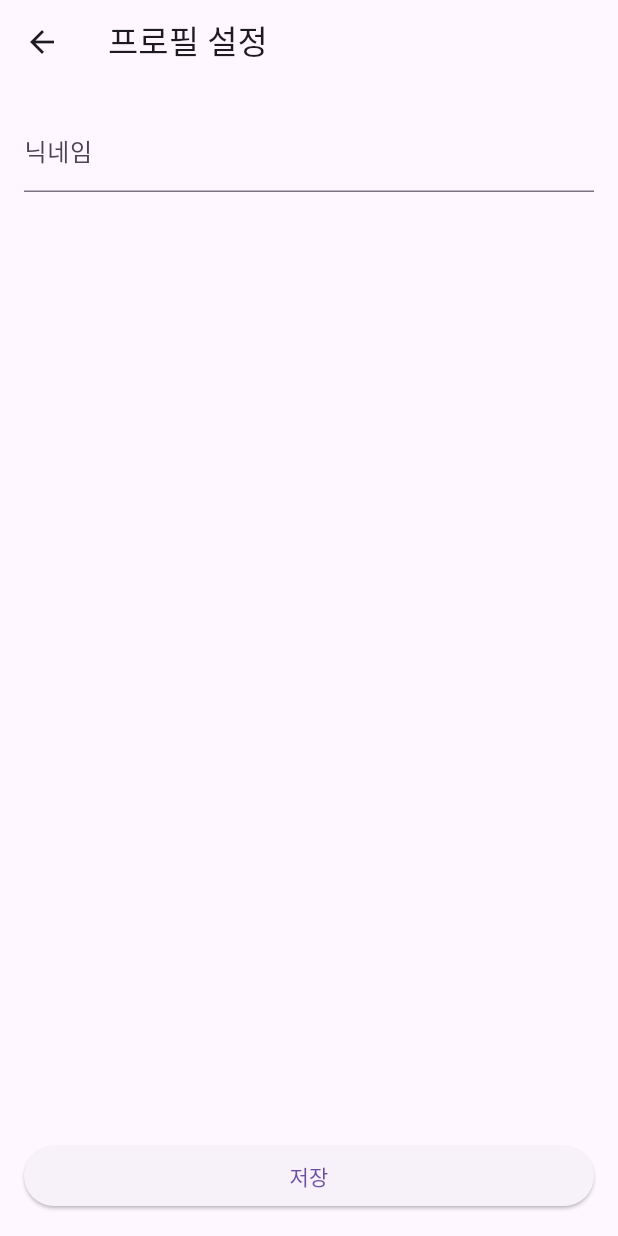
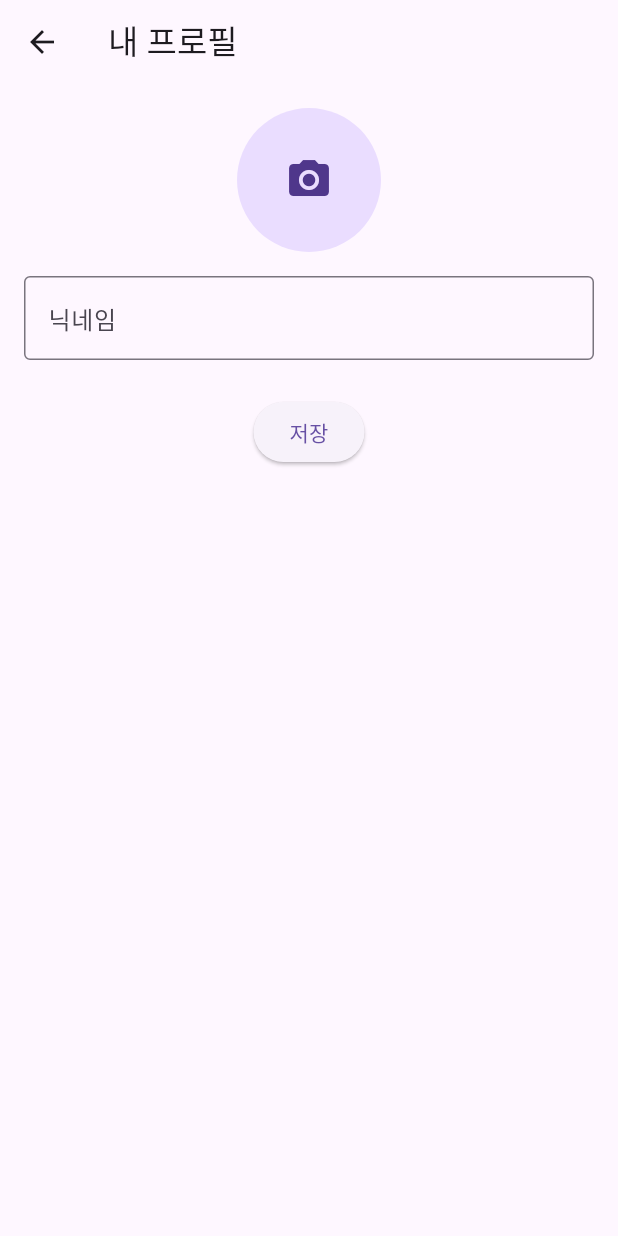
Before and after one commit to twkim1019/trip-buy-platform, a Flutter app: the ProfileScreen screen opened directly, on a phone screen of 412 x 824 dp. Run offline on Flutter 3.47's test engine with Material 3 defaults, Android fonts, the light colour scheme and no system bars; our stand-ins replace cloud_firestore, firebase_auth, firebase_core, firebase_storage, image_picker; accounts and stored records are empty.

Commit message:
ruin v0.0.4

```diff
--- a/lib/screens/profile_screen.dart
+++ b/lib/screens/profile_screen.dart
@@ -1,5 +1,8 @@
 // lib/screens/profile_screen.dart
+import 'dart:io';
+
 import 'package:flutter/material.dart';
+import 'package:image_picker/image_picker.dart';
 import '../firebase_service.dart';
 
 class ProfileScreen extends StatefulWidget {
@@ -10,36 +13,43 @@ class ProfileScreen extends StatefulWidget {
 }
 
 class _ProfileScreenState extends State<ProfileScreen> {
-  final _formKey = GlobalKey<FormState>();
-  String _nickname = '';
-  bool _isLoading = true;
+  final _nicknameController = TextEditingController();
+  File? _pickedImage;
+  bool _isLoading = false;
 
   @override
   void initState() {
     super.initState();
-    final uid = FirebaseService.currentUser!.uid;
-    FirebaseService.streamUserProfile(uid).listen((snapshot) {
-      final data = snapshot.data();
-      if (data != null && mounted) {
-        setState(() {
-          _nickname = data['nickname'] ?? '';
-          _isLoading = false;
-        });
-      } else if (mounted) {
-        setState(() {
-          _isLoading = false;
-        });
+    final uid = FirebaseService.auth.currentUser!.uid;
+    // Firestore에 저장된 닉네임만 불러오기
+    FirebaseService.streamUserProfile(uid).first.then((snap) {
+      final data = snap.data();
+      if (data != null && data['nickname'] is String) {
+        _nicknameController.text = data['nickname'];
       }
+      setState(() {});
     });
   }
 
-  Future<void> _saveProfile() async {
-    if (!_formKey.currentState!.validate()) return;
-    final uid = FirebaseService.currentUser!.uid;
-    await FirebaseService.saveUserProfile(
+  Future<void> _pickImage() async {
+    final picker = ImagePicker();
+    final picked = await picker.pickImage(source: ImageSource.gallery);
+    if (picked != null) {
+      setState(() => _pickedImage = File(picked.path));
+    }
+  }
+
+  Future<void> _save() async {
+    setState(() => _isLoading = true);
+
+    // 닉네임만 Firestore에 업데이트
+    final uid = FirebaseService.auth.currentUser!.uid;
+    await FirebaseService.updateNickname(
       userId: uid,
-      nickname: _nickname,
+      nickname: _nicknameController.text.trim(),
     );
+
+    setState(() => _isLoading = false);
     ScaffoldMessenger.of(context).showSnackBar(
       const SnackBar(content: Text('프로필이 저장되었습니다.')),
     );
@@ -48,31 +58,45 @@ class _ProfileScreenState extends State<ProfileScreen> {
   @override
   Widget build(BuildContext context) {
     return Scaffold(
-      appBar: AppBar(title: const Text('프로필 설정')),
-      body: _isLoading
-          ? const Center(child: CircularProgressIndicator())
-          : Padding(
+      appBar: AppBar(title: const Text('내 프로필')),
+      body: Padding(
         padding: const EdgeInsets.all(16),
-              child: Form(
-                key: _formKey,
         child: Column(
-                  crossAxisAlignment: CrossAxisAlignment.stretch,
           children: [
-                    TextFormField(
-                      initialValue: _nickname,
-                      decoration: const InputDecoration(labelText: '닉네임'),
-                      validator: (v) => v == null || v.isEmpty ? '닉네임을 입력하세요' : null,
-                      onChanged: (v) => _nickname = v,
+            // 1) 로컬 선택된 이미지만 CircleAvatar에 표시
+            GestureDetector(
+              onTap: _pickImage,
+              child: CircleAvatar(
+                radius: 48,
+                backgroundImage:
+                    _pickedImage != null ? FileImage(_pickedImage!) : null,
+                child: _pickedImage == null
+                    ? const Icon(Icons.camera_alt, size: 32)
+                    : null,
               ),
-                    const Spacer(),
-                    ElevatedButton(
-                      onPressed: _saveProfile,
+            ),
+            const SizedBox(height: 16),
+
+            // 2) 닉네임 입력
+            TextField(
+              controller: _nicknameController,
+              decoration: const InputDecoration(
+                labelText: '닉네임',
+                border: OutlineInputBorder(),
+              ),
+            ),
+            const SizedBox(height: 24),
+
+            // 3) 저장 버튼
+            _isLoading
+                ? const CircularProgressIndicator()
+                : ElevatedButton(
+                    onPressed: _save,
                     child: const Text('저장'),
                   ),
           ],
         ),
       ),
-            ),
     );
   }
 }
--- a/pubspec.yaml
+++ b/pubspec.yaml
@@ -37,6 +37,9 @@ dependencies:
   firebase_core: ^3.13.1
   firebase_auth: ^5.5.4
   cloud_firestore: ^5.6.8
+
+  firebase_storage: ^12.4.6
+  image_picker: ^1.1.2
 
   intl: ^0.20.2
 
```
Also changed, not shown: lib/firebase_service.dart (+75 -36 lines), lib/screens/home_screen.dart (+93 -140 lines), pubspec.lock, 5 other files. Lines whose indentation alone changed are shown as unchanged.
